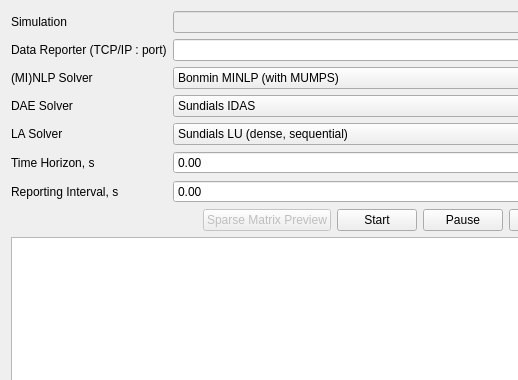
Before: the Qt Designer form trunk/python-files/daeSimulator/Simulator.ui in v1kko/daetools, drawn with Qt 5; both pictures show x 0 to 518 and y 0 to 380 of the 600 by 550 pixel window.
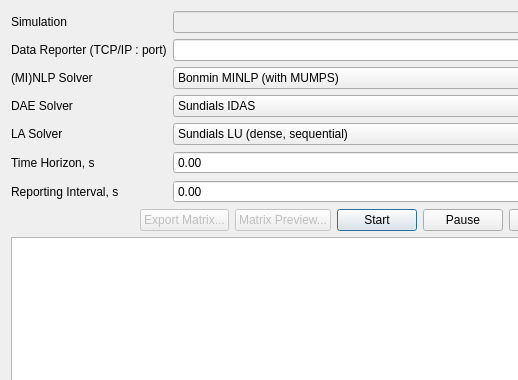
After: the same form once the commit is applied. Icons and pictures are not drawn.

Patch:
```diff
--- a/trunk/python-files/daeSimulator/Simulator.ui
+++ b/trunk/python-files/daeSimulator/Simulator.ui
@@ -184,13 +184,23 @@
        </property>
       </spacer>
      </item>
+     <item>
+      <widget class="QPushButton" name="ExportButton">
+       <property name="enabled">
+        <bool>false</bool>
+       </property>
+       <property name="text">
+        <string>Export Matrix...</string>
+       </property>
+      </widget>
+     </item>
      <item>
       <widget class="QPushButton" name="MatrixButton">
        <property name="enabled">
         <bool>false</bool>
        </property>
        <property name="text">
-        <string>Sparse Matrix Preview</string>
+        <string>Matrix Preview...</string>
        </property>
       </widget>
      </item>
@@ -205,6 +215,9 @@
        <property name="text">
         <string>Start</string>
        </property>
+       <property name="default">
+        <bool>true</bool>
+       </property>
       </widget>
      </item>
      <item>
```
Left out of the diff: 21 changed lines with no effect on the pictures.
